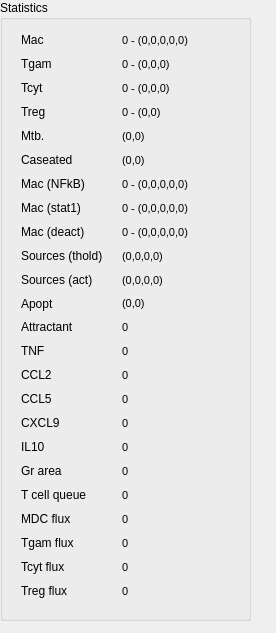
Before: the Qt Designer form gui/statwidget.ui in gmackie/GR-ABM-ODE-2D, drawn with Qt 5.
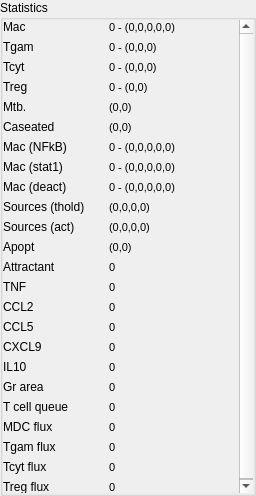
After: the same form once the commit is applied.

Commit message: Tweaked gui elements to be resized properly

The edit to the form file:
```diff
--- a/gui/statwidget.ui
+++ b/gui/statwidget.ui
@@ -6,35 +6,50 @@
    <rect>
     <x>0</x>
     <y>0</y>
-    <width>276</width>
-    <height>633</height>
+    <width>256</width>
+    <height>496</height>
    </rect>
   </property>
   <property name="windowTitle">
    <string>StatWidget</string>
   </property>
+  <layout class="QVBoxLayout" name="verticalLayout">
+   <property name="margin">
+    <number>0</number>
+   </property>
+   <item>
   <widget class="QGroupBox" name="groupBoxStatistics">
-   <property name="geometry">
-    <rect>
-     <x>0</x>
-     <y>0</y>
-     <width>251</width>
-     <height>621</height>
-    </rect>
-   </property>
    <property name="title">
     <string>Statistics</string>
    </property>
-   <widget class="QWidget" name="layoutWidget1">
+     <layout class="QVBoxLayout" name="verticalLayout_2">
+      <property name="margin">
+       <number>0</number>
+      </property>
+      <item>
+       <widget class="QScrollArea" name="scrollArea">
+        <property name="frameShape">
+         <enum>QFrame::NoFrame</enum>
+        </property>
+        <property name="frameShadow">
+         <enum>QFrame::Plain</enum>
+        </property>
+        <property name="widgetResizable">
+         <bool>true</bool>
+        </property>
+        <widget class="QWidget" name="scrollAreaWidgetContents">
     <property name="geometry">
      <rect>
-      <x>10</x>
-      <y>20</y>
-      <width>253</width>
-      <height>591</height>
-     </rect>
-    </property>
-    <layout class="QGridLayout" name="gridLayout_18">
+           <x>0</x>
+           <y>0</y>
+           <width>252</width>
+           <height>478</height>
+          </rect>
+         </property>
+         <layout class="QGridLayout" name="gridLayout">
+          <property name="margin">
+           <number>0</number>
+          </property>
      <item row="0" column="0">
       <widget class="QLabel" name="labelMacCap">
        <property name="text">
@@ -70,6 +85,21 @@
        </property>
       </widget>
      </item>
+          <item row="1" column="1">
+           <widget class="QLabel" name="labelTgam">
+            <property name="font">
+             <font>
+              <pointsize>8</pointsize>
+             </font>
+            </property>
+            <property name="toolTip">
+             <string>Tgam (Active, Regulated, Dead)</string>
+            </property>
+            <property name="text">
+             <string>0 - (0,0,0)</string>
+            </property>
+           </widget>
+          </item>
      <item row="2" column="0">
       <widget class="QLabel" name="labelTcytCap">
        <property name="text">
@@ -121,6 +151,50 @@
        </property>
       </widget>
      </item>
+          <item row="4" column="1">
+           <widget class="QLabel" name="labelMtb">
+            <property name="font">
+             <font>
+              <pointsize>8</pointsize>
+             </font>
+            </property>
+            <property name="toolTip">
+             <string>(Ext. Mtb, Int. Mtb)</string>
+            </property>
+            <property name="text">
+             <string>(0,0)</string>
+            </property>
+           </widget>
+          </item>
+          <item row="5" column="0">
+           <widget class="QLabel" name="labelMtbNonRepCap">
+            <property name="text">
+             <string>Caseated</string>
+            </property>
+           </widget>
+          </item>
+          <item row="5" column="1">
+           <widget class="QLabel" name="labelMtbNonRep">
+            <property name="font">
+             <font>
+              <pointsize>8</pointsize>
+             </font>
+            </property>
+            <property name="toolTip">
+             <string>(Caseated compartments, Non-replicating Mtb.)</string>
+            </property>
+            <property name="text">
+             <string>(0,0)</string>
+            </property>
+           </widget>
+          </item>
+          <item row="6" column="0">
+           <widget class="QLabel" name="labelMacNFkBCap">
+            <property name="text">
+             <string>Mac (NFkB)</string>
+            </property>
+           </widget>
+          </item>
      <item row="6" column="1">
       <widget class="QLabel" name="labelMacNFkB">
        <property name="font">
@@ -136,6 +210,50 @@
        </property>
       </widget>
      </item>
+          <item row="7" column="0">
+           <widget class="QLabel" name="labelMacStat1Cap">
+            <property name="text">
+             <string>Mac (stat1)</string>
+            </property>
+           </widget>
+          </item>
+          <item row="7" column="1">
+           <widget class="QLabel" name="labelMacStat1">
+            <property name="font">
+             <font>
+              <pointsize>8</pointsize>
+             </font>
+            </property>
+            <property name="toolTip">
+             <string>stat1: Mac (Resting, Infected, Chronically Infected, Active, Dead)</string>
+            </property>
+            <property name="text">
+             <string>0 - (0,0,0,0,0)</string>
+            </property>
+           </widget>
+          </item>
+          <item row="8" column="0">
+           <widget class="QLabel" name="labelMacDeactCap">
+            <property name="text">
+             <string>Mac (deact)</string>
+            </property>
+           </widget>
+          </item>
+          <item row="8" column="1">
+           <widget class="QLabel" name="labelMacDeact">
+            <property name="font">
+             <font>
+              <pointsize>8</pointsize>
+             </font>
+            </property>
+            <property name="toolTip">
+             <string>deact: Mac (Resting, Infected, Chronically Infected, Active, Dead)</string>
+            </property>
+            <property name="text">
+             <string>0 - (0,0,0,0,0)</string>
+            </property>
+           </widget>
+          </item>
      <item row="9" column="0">
       <widget class="QLabel" name="labelSrcCap">
        <property name="text">
@@ -158,6 +276,28 @@
        </property>
       </widget>
      </item>
+          <item row="10" column="0">
+           <widget class="QLabel" name="labelSrcActCap">
+            <property name="text">
+             <string>Sources (act)</string>
+            </property>
+           </widget>
+          </item>
+          <item row="10" column="1">
+           <widget class="QLabel" name="labelSourcesAct">
+            <property name="font">
+             <font>
+              <pointsize>8</pointsize>
+             </font>
+            </property>
+            <property name="toolTip">
+             <string>Active sources (Mac, Tgam, Tcyt, Treg)</string>
+            </property>
+            <property name="text">
+             <string>(0,0,0,0)</string>
+            </property>
+           </widget>
+          </item>
      <item row="11" column="0">
       <widget class="QLabel" name="labelApoptCap">
        <property name="text">
@@ -180,6 +320,28 @@
        </property>
       </widget>
      </item>
+          <item row="12" column="0">
+           <widget class="QLabel" name="labelMacAttractabtCap">
+            <property name="text">
+             <string>Attractant</string>
+            </property>
+           </widget>
+          </item>
+          <item row="12" column="1">
+           <widget class="QLabel" name="labelMacAttractant">
+            <property name="font">
+             <font>
+              <pointsize>8</pointsize>
+             </font>
+            </property>
+            <property name="toolTip">
+             <string/>
+            </property>
+            <property name="text">
+             <string>0</string>
+            </property>
+           </widget>
+          </item>
      <item row="13" column="0">
       <widget class="QLabel" name="labelTNFCap">
        <property name="text">
@@ -187,6 +349,21 @@
        </property>
       </widget>
      </item>
+          <item row="13" column="1">
+           <widget class="QLabel" name="labelTNF">
+            <property name="font">
+             <font>
+              <pointsize>8</pointsize>
+             </font>
+            </property>
+            <property name="toolTip">
+             <string/>
+            </property>
+            <property name="text">
+             <string>0</string>
+            </property>
+           </widget>
+          </item>
      <item row="14" column="0">
       <widget class="QLabel" name="labelCCL2Cap">
        <property name="text">
@@ -194,6 +371,21 @@
        </property>
       </widget>
      </item>
+          <item row="14" column="1">
+           <widget class="QLabel" name="labelCCL2">
+            <property name="font">
+             <font>
+              <pointsize>8</pointsize>
+             </font>
+            </property>
+            <property name="toolTip">
+             <string/>
+            </property>
+            <property name="text">
+             <string>0</string>
+            </property>
+           </widget>
+          </item>
      <item row="15" column="0">
       <widget class="QLabel" name="labelCCL5Cap">
        <property name="text">
@@ -201,6 +393,21 @@
        </property>
       </widget>
      </item>
+          <item row="15" column="1">
+           <widget class="QLabel" name="labelCCL5">
+            <property name="font">
+             <font>
+              <pointsize>8</pointsize>
+             </font>
+            </property>
+            <property name="toolTip">
+             <string/>
+            </property>
+            <property name="text">
+             <string>0</string>
+            </property>
+           </widget>
+          </item>
      <item row="16" column="0">
       <widget class="QLabel" name="labelCXCL9Cap">
        <property name="text">
@@ -208,51 +415,6 @@
        </property>
       </widget>
      </item>
-     <item row="13" column="1">
-      <widget class="QLabel" name="labelTNF">
-       <property name="font">
-        <font>
-         <pointsize>8</pointsize>
-        </font>
-       </property>
-       <property name="toolTip">
-        <string/>
-       </property>
-       <property name="text">
-        <string>0</string>
-       </property>
-      </widget>
-     </item>
-     <item row="14" column="1">
-      <widget class="QLabel" name="labelCCL2">
-       <property name="font">
-        <font>
-         <pointsize>8</pointsize>
-        </font>
-       </property>
-       <property name="toolTip">
-        <string/>
-       </property>
-       <property name="text">
-        <string>0</string>
-       </property>
-      </widget>
-     </item>
-     <item row="15" column="1">
-      <widget class="QLabel" name="labelCCL5">
-       <property name="font">
-        <font>
-         <pointsize>8</pointsize>
-        </font>
-       </property>
-       <property name="toolTip">
-        <string/>
-       </property>
-       <property name="text">
-        <string>0</string>
-       </property>
-      </widget>
-     </item>
      <item row="16" column="1">
       <widget class="QLabel" name="labelCXCL9">
        <property name="font">
@@ -268,34 +430,22 @@
        </property>
       </widget>
      </item>
-     <item row="7" column="0">
-      <widget class="QLabel" name="labelMacStat1Cap">
+          <item row="17" column="0">
+           <widget class="QLabel" name="labelIL10Cap">
        <property name="text">
-        <string>Mac (stat1)</string>
+             <string>IL10</string>
        </property>
       </widget>
      </item>
-     <item row="7" column="1">
-      <widget class="QLabel" name="labelMacStat1">
+          <item row="17" column="1">
+           <widget class="QLabel" name="labelIL10">
        <property name="font">
         <font>
          <pointsize>8</pointsize>
         </font>
        </property>
        <property name="toolTip">
-        <string>stat1: Mac (Resting, Infected, Chronically Infected, Active, Dead)</string>
-       </property>
-       <property name="text">
-        <string>0 - (0,0,0,0,0)</string>
-       </property>
-      </widget>
-     </item>
-     <item row="18" column="1">
-      <widget class="QLabel" name="labelGranulomaAreaVal">
-       <property name="font">
-        <font>
-         <pointsize>8</pointsize>
-        </font>
+             <string/>
        </property>
        <property name="text">
         <string>0</string>
@@ -309,131 +459,18 @@
        </property>
       </widget>
      </item>
-     <item row="1" column="1">
-      <widget class="QLabel" name="labelTgam">
+          <item row="18" column="1">
+           <widget class="QLabel" name="labelGranulomaAreaVal">
        <property name="font">
         <font>
          <pointsize>8</pointsize>
         </font>
-       </property>
-       <property name="toolTip">
-        <string>Tgam (Active, Regulated, Dead)</string>
-       </property>
-       <property name="text">
-        <string>0 - (0,0,0)</string>
-       </property>
-      </widget>
-     </item>
-     <item row="6" column="0">
-      <widget class="QLabel" name="labelMacNFkBCap">
-       <property name="text">
-        <string>Mac (NFkB)</string>
-       </property>
-      </widget>
-     </item>
-     <item row="8" column="0">
-      <widget class="QLabel" name="labelMacDeactCap">
-       <property name="text">
-        <string>Mac (deact)</string>
-       </property>
-      </widget>
-     </item>
-     <item row="8" column="1">
-      <widget class="QLabel" name="labelMacDeact">
-       <property name="font">
-        <font>
-         <pointsize>8</pointsize>
-        </font>
-       </property>
-       <property name="toolTip">
-        <string>deact: Mac (Resting, Infected, Chronically Infected, Active, Dead)</string>
-       </property>
-       <property name="text">
-        <string>0 - (0,0,0,0,0)</string>
-       </property>
-      </widget>
-     </item>
-     <item row="12" column="0">
-      <widget class="QLabel" name="labelMacAttractabtCap">
-       <property name="text">
-        <string>Attractant</string>
-       </property>
-      </widget>
-     </item>
-     <item row="12" column="1">
-      <widget class="QLabel" name="labelMacAttractant">
-       <property name="font">
-        <font>
-         <pointsize>8</pointsize>
-        </font>
-       </property>
-       <property name="toolTip">
-        <string/>
        </property>
        <property name="text">
         <string>0</string>
        </property>
       </widget>
      </item>
-     <item row="10" column="0">
-      <widget class="QLabel" name="labelSrcActCap">
-       <property name="text">
-        <string>Sources (act)</string>
-       </property>
-      </widget>
-     </item>
-     <item row="10" column="1">
-      <widget class="QLabel" name="labelSourcesAct">
-       <property name="font">
-        <font>
-         <pointsize>8</pointsize>
-        </font>
-       </property>
-       <property name="toolTip">
-        <string>Active sources (Mac, Tgam, Tcyt, Treg)</string>
-       </property>
-       <property name="text">
-        <string>(0,0,0,0)</string>
-       </property>
-      </widget>
-     </item>
-     <item row="4" column="1">
-      <widget class="QLabel" name="labelMtb">
-       <property name="font">
-        <font>
-         <pointsize>8</pointsize>
-        </font>
-       </property>
-       <property name="toolTip">
-        <string>(Ext. Mtb, Int. Mtb)</string>
-       </property>
-       <property name="text">
-        <string>(0,0)</string>
-       </property>
-      </widget>
-     </item>
-     <item row="5" column="0">
-      <widget class="QLabel" name="labelMtbNonRepCap">
-       <property name="text">
-        <string>Caseated</string>
-       </property>
-      </widget>
-     </item>
-     <item row="5" column="1">
-      <widget class="QLabel" name="labelMtbNonRep">
-       <property name="font">
-        <font>
-         <pointsize>8</pointsize>
-        </font>
-       </property>
-       <property name="toolTip">
-        <string>(Caseated compartments, Non-replicating Mtb.)</string>
-       </property>
-       <property name="text">
-        <string>(0,0)</string>
-       </property>
-      </widget>
-     </item>
      <item row="19" column="0">
       <widget class="QLabel" name="labelTcellQueueCap">
        <property name="text">
@@ -541,31 +578,14 @@
        </property>
       </widget>
      </item>
-     <item row="17" column="0">
-      <widget class="QLabel" name="labelIL10Cap">
-       <property name="text">
-        <string>IL10</string>
-       </property>
-      </widget>
-     </item>
-     <item row="17" column="1">
-      <widget class="QLabel" name="labelIL10">
-       <property name="font">
-        <font>
-         <pointsize>8</pointsize>
-        </font>
-       </property>
-       <property name="toolTip">
-        <string/>
-       </property>
-       <property name="text">
-        <string>0</string>
-       </property>
+         </layout>
+        </widget>
       </widget>
      </item>
     </layout>
    </widget>
-  </widget>
+   </item>
+  </layout>
  </widget>
  <layoutdefault spacing="6" margin="11"/>
  <resources/>
```
Lines whose indentation alone changed are shown as unchanged. The commit also changes 7 other files.
